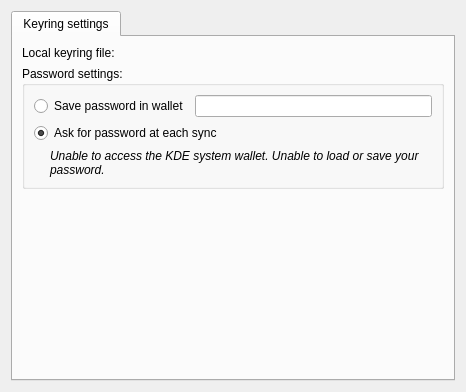
This is kpilot/conduits/keyringconduit/keyringwidget.ui in chusopr/kdepim-ktimetracker-akonadi as Qt 5 draws it before an edit. The edited form follows.
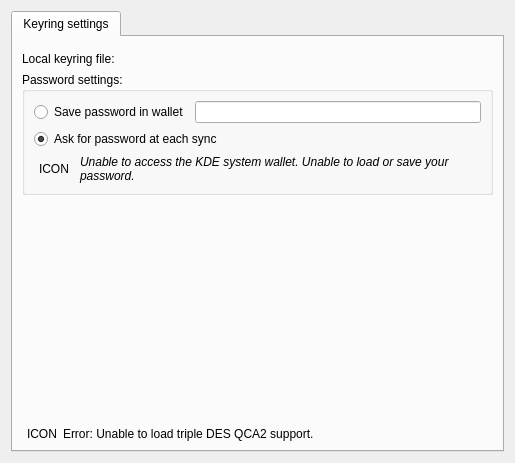
This is the edited form. Custom widgets are drawn as their Qt base class.

Commit message: - purty information icon for time-setting conduit. - adding sanity check to keyring conduit setup widget. see if   tripledes-cbc QCA2 module is supported and show an error message if it's   not. sadly, for me, it's not loading, which is weird because the unit   tests are working fine. =:( - also showing an error icon if we're showing error messages in our   configuration dialog.

Diff of the .ui file:
```diff
--- a/kpilot/conduits/keyringconduit/keyringwidget.ui
+++ b/kpilot/conduits/keyringconduit/keyringwidget.ui
@@ -5,8 +5,8 @@
    <rect>
     <x>0</x>
     <y>0</y>
-    <width>466</width>
-    <height>392</height>
+    <width>515</width>
+    <height>463</height>
    </rect>
   </property>
   <layout class="QVBoxLayout" >
@@ -22,24 +22,19 @@
       <number>0</number>
      </property>
      <widget class="QWidget" name="tab" >
+      <property name="geometry" >
+       <rect>
+        <x>0</x>
+        <y>0</y>
+        <width>495</width>
+        <height>417</height>
+       </rect>
+      </property>
       <attribute name="title" >
        <string>Keyring settings</string>
       </attribute>
-      <layout class="QGridLayout" >
-       <item row="0" column="0" >
-        <widget class="QLabel" name="label" >
-         <property name="sizePolicy" >
-          <sizepolicy vsizetype="Preferred" hsizetype="Preferred" >
-           <horstretch>0</horstretch>
-           <verstretch>0</verstretch>
-          </sizepolicy>
-         </property>
-         <property name="text" >
-          <string>Local keyring file:</string>
-         </property>
-        </widget>
-       </item>
-       <item row="0" column="1" >
+      <layout class="QVBoxLayout" name="verticalLayout_2" >
+       <item>
         <widget class="KUrlRequester" name="fLocalDatabaseUrl" >
          <property name="toolTip" >
           <string>&lt;html>&lt;head>&lt;meta name="qrichtext" content="1" />&lt;style type="text/css">
@@ -55,7 +50,20 @@
          </property>
         </widget>
        </item>
-       <item row="1" column="0" colspan="2" >
+       <item>
+        <widget class="QLabel" name="label" >
+         <property name="sizePolicy" >
+          <sizepolicy vsizetype="Preferred" hsizetype="Preferred" >
+           <horstretch>0</horstretch>
+           <verstretch>0</verstretch>
+          </sizepolicy>
+         </property>
+         <property name="text" >
+          <string>Local keyring file:</string>
+         </property>
+        </widget>
+       </item>
+       <item>
         <widget class="QGroupBox" name="groupBox" >
          <property name="sizePolicy" >
           <sizepolicy vsizetype="Preferred" hsizetype="MinimumExpanding" >
@@ -66,22 +74,13 @@
          <property name="title" >
           <string>Password settings:</string>
          </property>
-         <layout class="QGridLayout" >
-          <item row="0" column="0" >
+         <layout class="QVBoxLayout" name="verticalLayout" >
+          <item>
            <layout class="QHBoxLayout" >
             <property name="spacing" >
              <number>6</number>
             </property>
-            <property name="leftMargin" >
-             <number>0</number>
-            </property>
-            <property name="topMargin" >
-             <number>0</number>
-            </property>
-            <property name="rightMargin" >
-             <number>0</number>
-            </property>
-            <property name="bottomMargin" >
+            <property name="margin" >
              <number>0</number>
             </property>
             <item>
@@ -100,7 +99,7 @@
             </item>
            </layout>
           </item>
-          <item row="1" column="0" >
+          <item>
            <widget class="QRadioButton" name="fAskPassButton" >
             <property name="text" >
              <string>Ask for password at each sync</string>
@@ -110,11 +109,32 @@
             </property>
            </widget>
           </item>
-          <item row="2" column="0" >
-           <widget class="QLabel" name="fLabelWallet" >
+          <item>
+           <layout class="QHBoxLayout" name="horizontalLayout" >
+            <item>
+             <widget class="QLabel" name="fWalletErrorIcon" >
+              <property name="text" >
+               <string>ICON</string>
+              </property>
+              <property name="margin" >
+               <number>5</number>
+              </property>
+              <property name="indent" >
+               <number>5</number>
+              </property>
+             </widget>
+            </item>
+            <item>
+             <widget class="QLabel" name="fWalletErrorMessage" >
             <property name="enabled" >
              <bool>true</bool>
             </property>
+              <property name="sizePolicy" >
+               <sizepolicy vsizetype="Preferred" hsizetype="Expanding" >
+                <horstretch>0</horstretch>
+                <verstretch>0</verstretch>
+               </sizepolicy>
+              </property>
             <property name="font" >
              <font>
               <pointsize>9</pointsize>
@@ -131,14 +151,16 @@
              <bool>true</bool>
             </property>
             <property name="indent" >
-             <number>16</number>
+               <number>5</number>
             </property>
            </widget>
           </item>
          </layout>
+          </item>
+         </layout>
         </widget>
        </item>
-       <item row="2" column="0" colspan="2" >
+       <item>
         <spacer>
          <property name="orientation" >
           <enum>Qt::Vertical</enum>
@@ -151,6 +173,39 @@
          </property>
         </spacer>
        </item>
+       <item>
+        <layout class="QHBoxLayout" name="horizontalLayout_2" >
+         <item>
+          <widget class="QLabel" name="fQCAErrorIcon" >
+           <property name="text" >
+            <string>ICON</string>
+           </property>
+           <property name="margin" >
+            <number>5</number>
+           </property>
+           <property name="indent" >
+            <number>5</number>
+           </property>
+          </widget>
+         </item>
+         <item>
+          <widget class="QLabel" name="fQCAErrorMessage" >
+           <property name="sizePolicy" >
+            <sizepolicy vsizetype="Preferred" hsizetype="Expanding" >
+             <horstretch>0</horstretch>
+             <verstretch>0</verstretch>
+            </sizepolicy>
+           </property>
+           <property name="text" >
+            <string>Error: Unable to load triple DES QCA2 support.</string>
+           </property>
+           <property name="wordWrap" >
+            <bool>true</bool>
+           </property>
+          </widget>
+         </item>
+        </layout>
+       </item>
       </layout>
      </widget>
     </widget>
```
Left out of the diff: 2 changed lines with no effect on the pictures. Lines whose indentation alone changed are shown as unchanged. The commit also changes 3 other files.
